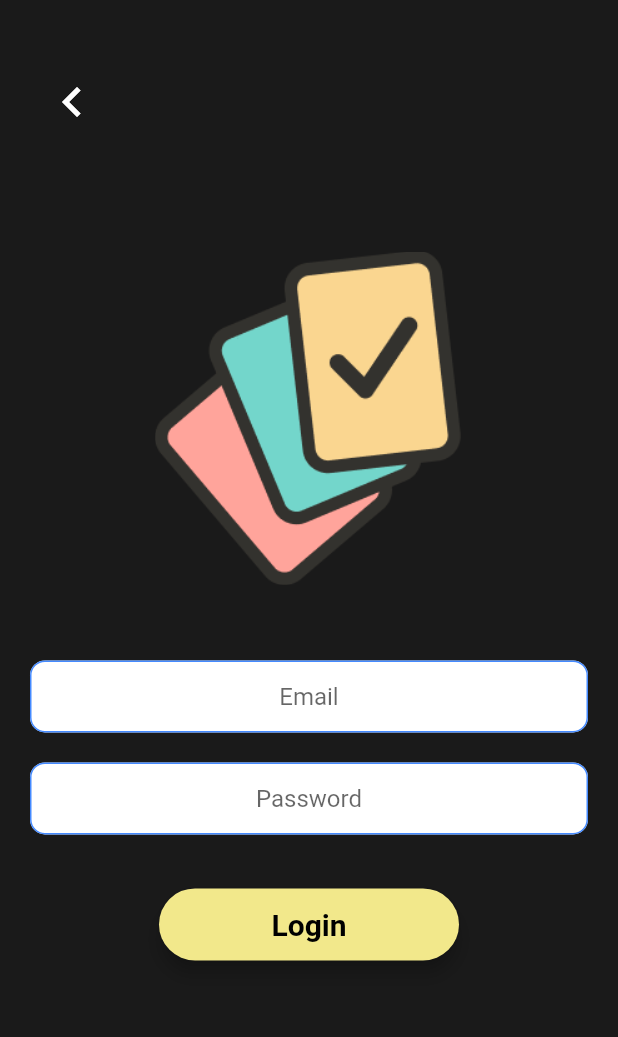
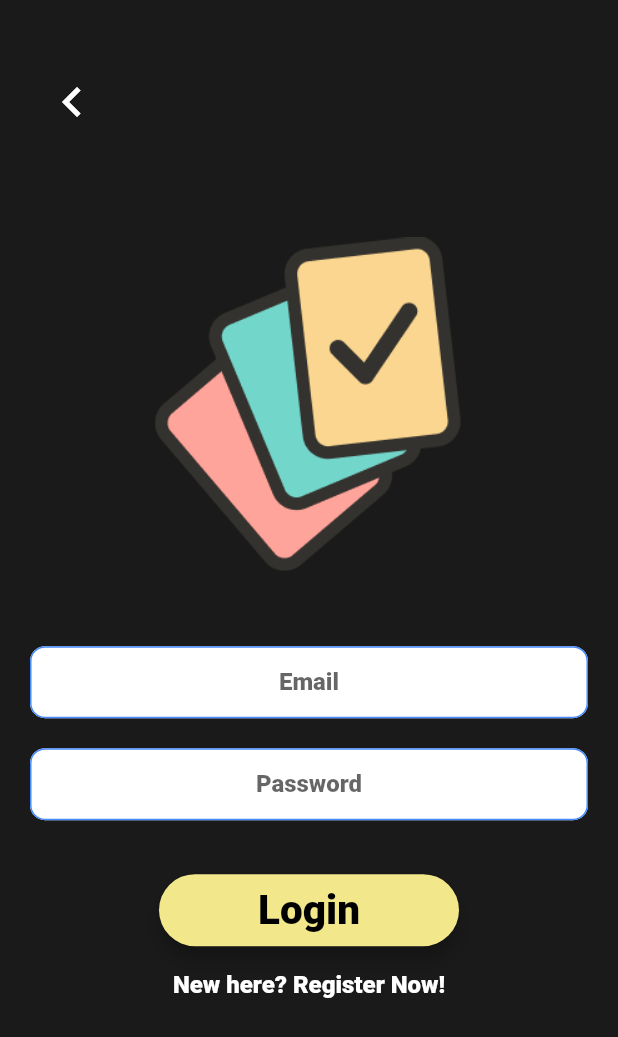
Before and after one commit to CreateJGN/mynotefy-Django-React, a Flutter app: the LoginScreen screen opened by its route, on a phone screen of 412 x 824 dp. Shown: the top 1037 px of the screen. Run offline on Flutter 3.47's test engine with Material 2 defaults, Android fonts, the phone set to English and light mode, and no system bars.

Commit message:
code refractor

```diff
--- a/App/lib/components/Roundedbutton.dart
+++ b/App/lib/components/Roundedbutton.dart
@@ -1,16 +1,9 @@
 import 'package:flutter/material.dart';
 
-class RoundedButton extends StatefulWidget {
+class RoundedButton extends StatelessWidget {
   RoundedButton({required this.title, required this.onPressed});
-
-  final String title;
-  final Function onPressed;
-
-  @override
-  State<RoundedButton> createState() => _RoundedButtonState();
-}
-
-class _RoundedButtonState extends State<RoundedButton> {
+  late String title;
+  late Function onPressed;
   @override
   Widget build(BuildContext context) {
     return Padding(
@@ -20,15 +13,15 @@ class _RoundedButtonState extends State<RoundedButton> {
         color: Color(0xFFF2E88B),
         borderRadius: BorderRadius.circular(30.0),
         child: MaterialButton(
-          onPressed: () => widget.onPressed(),
+          onPressed: () => onPressed(),
           minWidth: 200.0,
           height: 42.0,
           child: Text(
-            widget.title,
+            title,
             style: TextStyle(
-              fontSize: 20,
-              fontWeight: FontWeight.w700,
+              fontSize: 27,
               color: Colors.black,
+              fontFamily: 'Roboto',
             ),
           ),
         ),
--- a/App/lib/components/inputfield.dart
+++ b/App/lib/components/inputfield.dart
@@ -2,36 +2,58 @@ import 'package:flutter/material.dart';
 import '../constants.dart';
 
 class InputField extends StatelessWidget {
-  bool obscure = false;
+  final bool obscure;
   final String hinttext;
   final Function onChanged;
-  InputField(
-      {required this.hinttext, required this.onChanged, this.obscure = false});
+  InputField({
+    required this.hinttext,
+    required this.onChanged,
+    required this.obscure,
+  });
   @override
   Widget build(BuildContext context) {
     return TextField(
       textAlign: TextAlign.center,
-      style: TextStyle(color: Colors.black),
+      style: TextStyle(
+        color: Colors.black,
+      ),
       onChanged: (value) {
         onChanged(value);
       },
       obscureText: obscure,
       decoration: InputDecoration(
         hintText: hinttext,
-        hintStyle: TextStyle(decorationColor: Colors.black54),
+        hintStyle: TextStyle(
+          decorationColor: Colors.black54,
+        ),
         filled: true,
         fillColor: Colors.white,
-        contentPadding: EdgeInsets.symmetric(horizontal: 20, vertical: 10),
+        contentPadding: EdgeInsets.symmetric(
+          horizontal: 20,
+          vertical: 10,
+        ),
         border: OutlineInputBorder(
-            borderRadius: BorderRadius.all(Radius.circular(10.0)),
-            borderSide: BorderSide(color: kyellow, width: 1)),
+          borderRadius: BorderRadius.all(
+            Radius.circular(
+              10.0,
+            ),
+          ),
+          borderSide: BorderSide(
+            color: kyellow,
+            width: 1,
+          ),
+        ),
         enabledBorder: OutlineInputBorder(
           borderSide: BorderSide(color: Colors.blueAccent, width: 1.0),
-          borderRadius: BorderRadius.all(Radius.circular(10.0)),
+          borderRadius: BorderRadius.all(
+            Radius.circular(10.0),
+          ),
         ),
         focusedBorder: OutlineInputBorder(
           borderSide: BorderSide(color: Colors.blueAccent, width: 2.0),
-          borderRadius: BorderRadius.all(Radius.circular(10.0)),
+          borderRadius: BorderRadius.all(
+            Radius.circular(10.0),
+          ),
         ),
       ),
     );
--- a/App/lib/screens/loginscreen.dart
+++ b/App/lib/screens/loginscreen.dart
@@ -1,9 +1,10 @@
+import 'package:app/Providers/auth.dart';
 import 'package:app/components/inputfield.dart';
 import 'package:app/constants.dart';
 import 'package:app/screens/mainscreen.dart';
+import 'package:app/screens/registerscreen.dart';
 import 'package:flutter/material.dart';
 import 'package:app/components/Roundedbutton.dart';
-import 'package:http/http.dart' as http;
 
 class LoginScreen extends StatefulWidget {
   static const String id = 'login_screen';
@@ -25,25 +26,31 @@ class _LoginScreenState extends State<LoginScreen> {
             Padding(
               padding: const EdgeInsets.only(top: 20),
               child: IconButton(
-                icon: Icon(Icons.keyboard_arrow_left,
-                    color: Colors.white, size: 40),
+                icon: Icon(
+                  Icons.keyboard_arrow_left,
+                  color: Colors.white,
+                  size: 40,
+                ),
                 onPressed: () {
-                  Navigator.pop(context);
+                  Navigator.pushNamed(context, MainScreen.id);
                 },
               ),
             ),
             Column(
               mainAxisAlignment: MainAxisAlignment.center,
               children: [
-                Image.asset(
-                  'images/logo.png',
-                  alignment: Alignment.center,
-                  scale: 1.2,
+                Flexible(
+                  child: Image.asset(
+                    'images/logo.png',
+                    alignment: Alignment.center,
+                    scale: 1.2,
+                  ),
                 ),
                 SizedBox(
                   height: 50,
                 ),
                 InputField(
+                    obscure: false,
                     hinttext: 'Email',
                     onChanged: (value) {
                       email = value;
@@ -62,18 +69,23 @@ class _LoginScreenState extends State<LoginScreen> {
                 ),
                 RoundedButton(
                   onPressed: () async {
-                    final response = await http.post(
-                        Uri.parse(
-                            "https://notefyapi.servatom.com/api/auth/login/"),
-                        body: {"email": email, "password": password});
-                    if (response.statusCode == 200) {
-                      print("Success");
-                    } else {
-                      print(response.reasonPhrase);
-                    }
+                    loginUser(email, password);
                   },
                   title: "Login",
-                )
+                ),
+                GestureDetector(
+                  child: Text(
+                    'New here? Register Now!',
+                    textAlign: TextAlign.center,
+                    style: TextStyle(
+                      color: Colors.white,
+                      fontSize: 16,
+                    ),
+                  ),
+                  onTap: () {
+                    Navigator.pushNamed(context, RegisterScreen.id);
+                  },
+                ),
               ],
             ),
           ],
```
Also changed, not shown: App/lib/Providers/auth.dart (added, +25 -0 lines), App/lib/constants.dart (+2 -18 lines), App/lib/login.dart (deleted, +0 -59 lines), App/lib/register.dart (deleted, +0 -65 lines), App/lib/screens/registerscreen.dart (+29 -20 lines), App/lib/screens/splash.dart (+12 -17 lines), App/pubspec.yaml (+26 -1 lines), App/fonts/AkayaKanadaka-Regular.ttf (added), App/fonts/IndieFlower-Regular.ttf (added), App/fonts/KaushanScript-Regular.ttf (added), App/fonts/Lobster-Regular.ttf (added), App/fonts/Pacifico-Regular.ttf (added), App/fonts/PermanentMarker-Regular.ttf (added), App/fonts/Roboto-Black.ttf (added), 2 more files.
